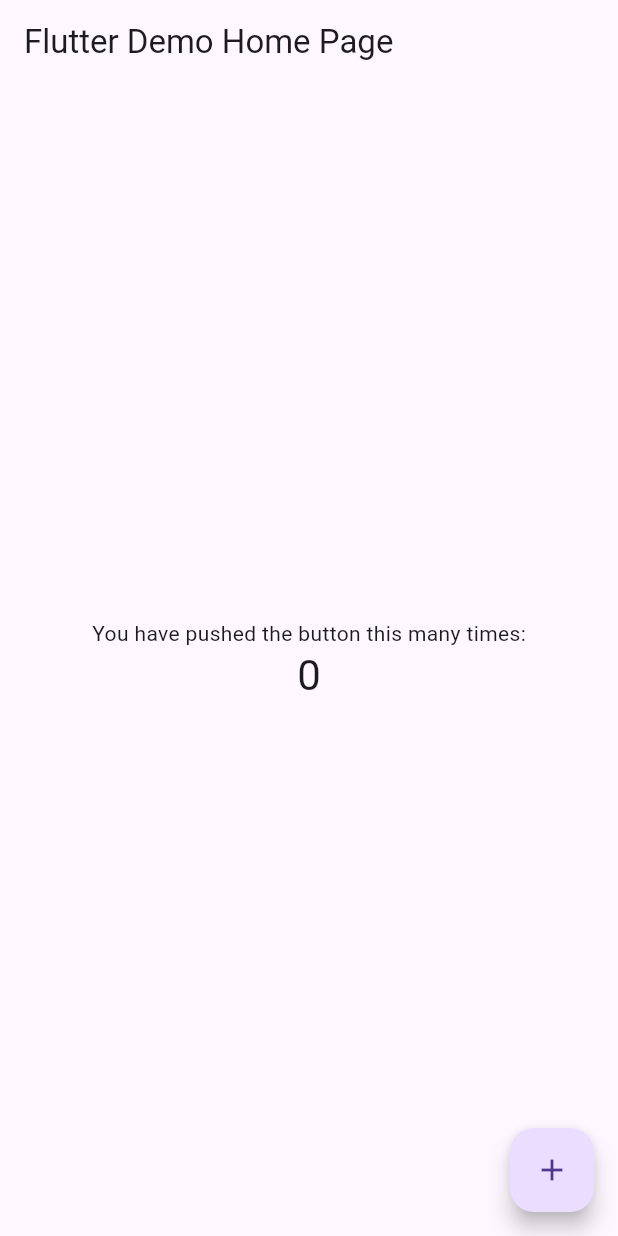
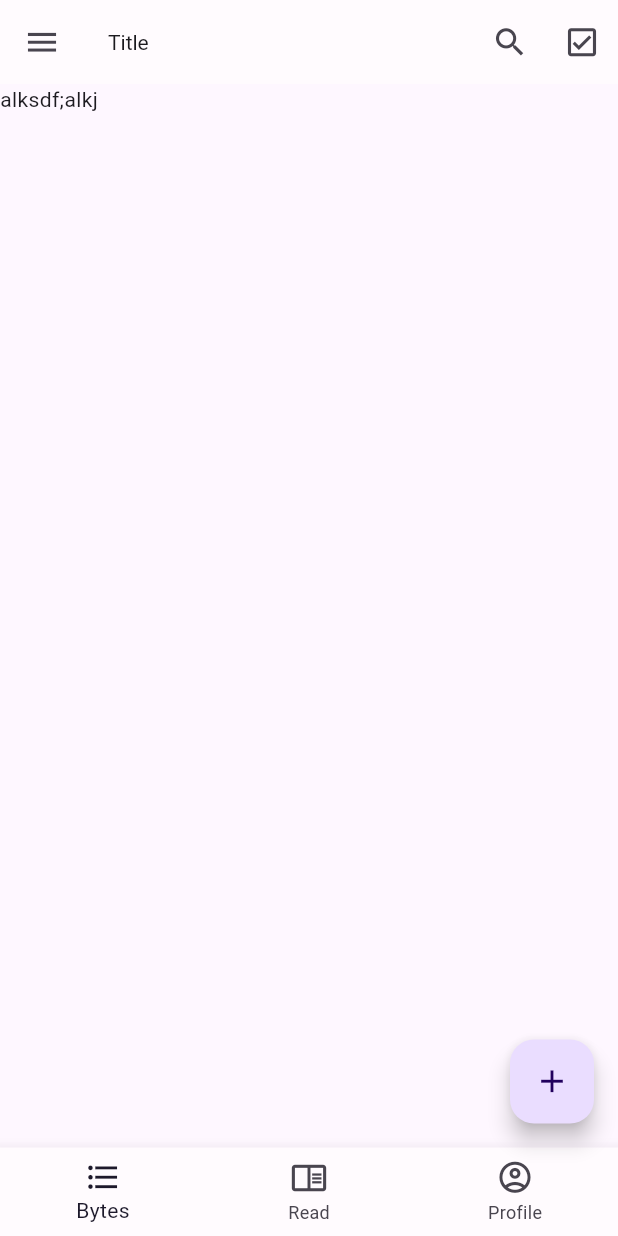
Before and after one commit to elonrameshmusk/book_bytes, a Flutter app: the screen it shows after launch, on a phone screen of 412 x 824 dp. Run offline on Flutter 3.47's test engine with Material 2 defaults, Android fonts, the phone set to English and light mode, and no system bars.

Commit message:
added template layout with appbar and bottom navbar

```diff
--- a/lib/main.dart
+++ b/lib/main.dart
@@ -1,4 +1,6 @@
 import 'package:flutter/material.dart';
+import 'package:bb/views/components/bottom_navbar_layout.dart';
+import 'package:bb/views/components/colors.dart';
 
 void main() {
   runApp(const MyApp());
@@ -13,104 +15,40 @@ class MyApp extends StatelessWidget {
     return MaterialApp(
       title: 'Flutter Demo',
       theme: ThemeData(
-        // This is the theme of your application.
-        //
-        // Try running your application with "flutter run". You'll see the
-        // application has a blue toolbar. Then, without quitting the app, try
-        // changing the primarySwatch below to Colors.green and then invoke
-        // "hot reload" (press "r" in the console where you ran "flutter run",
-        // or simply save your changes to "hot reload" in a Flutter IDE).
-        // Notice that the counter didn't reset back to zero; the application
-        // is not restarted.
-        primarySwatch: Colors.blue,
-        useMaterial3: true
-      ),
-      home: const MyHomePage(title: 'Flutter Demo Home Page'),
+          appBarTheme: AppBarTheme(
+            color: colors['surface'],
+            iconTheme:
+                IconThemeData(color: colors['on_surface_variant'], size: 25.0),
+            titleTextStyle: TextStyle(
+              color: colors['on_surface'],
+            ),
+          ),
+          floatingActionButtonTheme: FloatingActionButtonThemeData(
+            backgroundColor: colors['primary_container'],
+            iconSize: 25.0,
+            foregroundColor: colors['on_primary_container']
+          ),
+          bottomNavigationBarTheme: BottomNavigationBarThemeData(
+            backgroundColor: colors['surface'],
+            selectedIconTheme: IconThemeData(
+              size: 25.0,
+              color: colors['on_secondary_container']
+            ),
+            selectedItemColor: colors['on_secondary_container'],
+            selectedLabelStyle: TextStyle(
+              color: colors['on_surface'],
+            ),
+            unselectedIconTheme: IconThemeData(
+              size: 25.0,
+              color: colors['on_surface_variant']
+            ),
+            unselectedItemColor: colors['on_surface_variant'],
+            unselectedLabelStyle: TextStyle(
+              color: colors['on_surface_variant'],
+            ),
+          ),
+          useMaterial3: true),
+      home: const BottomNavbarLayout(),
     );
   }
 }
-
-class MyHomePage extends StatefulWidget {
-  const MyHomePage({Key? key, required this.title}) : super(key: key);
-
-  // This widget is the home page of your application. It is stateful, meaning
-  // that it has a State object (defined below) that contains fields that affect
-  // how it looks.
-
-  // This class is the configuration for the state. It holds the values (in this
-  // case the title) provided by the parent (in this case the App widget) and
-  // used by the build method of the State. Fields in a Widget subclass are
-  // always marked "final".
-
-  final String title;
-
-  @override
-  State<MyHomePage> createState() => _MyHomePageState();
-}
-
-class _MyHomePageState extends State<MyHomePage> {
-  int _counter = 0;
-
-  void _incrementCounter() {
-    setState(() {
-      // This call to setState tells the Flutter framework that something has
-      // changed in this State, which causes it to rerun the build method below
-      // so that the display can reflect the updated values. If we changed
-      // _counter without calling setState(), then the build method would not be
-      // called again, and so nothing would appear to happen.
-      _counter++;
-    });
-  }
-
-  @override
-  Widget build(BuildContext context) {
-    // This method is rerun every time setState is called, for instance as done
-    // by the _incrementCounter method above.
-    //
-    // The Flutter framework has been optimized to make rerunning build methods
-    // fast, so that you can just rebuild anything that needs updating rather
-    // than having to individually change instances of widgets.
-    return Scaffold(
-      appBar: AppBar(
-        // Here we take the value from the MyHomePage object that was created by
-        // the App.build method, and use it to set our appbar title.
-        title: Text(widget.title),
-      ),
-      body: Center(
-        // Center is a layout widget. It takes a single child and positions it
-        // in the middle of the parent.
-        child: Column(
-          // Column is also a layout widget. It takes a list of children and
-          // arranges them vertically. By default, it sizes itself to fit its
-          // children horizontally, and tries to be as tall as its parent.
-          //
-          // Invoke "debug painting" (press "p" in the console, choose the
-          // "Toggle Debug Paint" action from the Flutter Inspector in Android
-          // Studio, or the "Toggle Debug Paint" command in Visual Studio Code)
-          // to see the wireframe for each widget.
-          //
-          // Column has various properties to control how it sizes itself and
-          // how it positions its children. Here we use mainAxisAlignment to
-          // center the children vertically; the main axis here is the vertical
-          // axis because Columns are vertical (the cross axis would be
-          // horizontal).
-          mainAxisAlignment: MainAxisAlignment.center,
-          children: <Widget>[
-            const Text(
-              'You have pushed the button this many times:',
-            ),
-            Text(
-              '$_counter',
-              style: Theme.of(context).textTheme.headline4,
-            ),
-          ],
-        ),
-      ),
-      floatingActionButton: FloatingActionButton(
-        onPressed: _incrementCounter,
-        tooltip: 'Increment',
-        child: const Icon(Icons.add),
-      ), // This trailing comma makes auto-formatting nicer for build methods.
-    );
-  }
-}
--- /dev/null
+++ b/lib/views/components/bottom_navbar_layout.dart
@@ -0,0 +1,63 @@
+import 'package:flutter/material.dart';
+
+class BottomNavbarLayout extends StatefulWidget {
+  const BottomNavbarLayout({Key? key}) : super(key: key);
+
+  @override
+  State<BottomNavbarLayout> createState() => _BottomNavbarLayoutState();
+}
+
+class _BottomNavbarLayoutState extends State<BottomNavbarLayout> {
+  @override
+  Widget build(BuildContext context) {
+    return Scaffold(
+      appBar: AppBar(
+        leading: IconButton(
+          onPressed: (){},
+          icon: const Icon(Icons.menu),
+        ),
+        title: const Text('Title'),
+        actions: [
+          IconButton(
+            onPressed: () {},
+            icon: const Icon(Icons.search),
+          ),
+          IconButton(
+            onPressed: () {},
+            icon: const Icon(Icons.check_box_outlined),
+          ),
+        ],
+      ),
+      body: const SafeArea(
+        child: Text('alksdf;alkj'),
+      ),
+      floatingActionButton: FloatingActionButton(
+        onPressed: () {},
+        child: IconButton(
+          onPressed: (){
+
+          },
+          icon: const Icon(Icons.add),
+        ),
+      ),
+      bottomNavigationBar:BottomNavigationBar(
+        items: const <BottomNavigationBarItem>[
+          BottomNavigationBarItem(
+            icon: Icon(Icons.format_list_bulleted),
+            label: 'Bytes',
+          ),
+          BottomNavigationBarItem(
+            icon: Icon(Icons.chrome_reader_mode_outlined),
+            label: 'Read',
+          ),
+          BottomNavigationBarItem(
+            icon: Icon(Icons.account_circle_outlined),
+            label: 'Profile',
+          ),
+        ],
+        // currentIndex: _selectedIndex,
+        // onTap: _onItemTapped,
+      ),
+    );
+  }
+}
--- /dev/null
+++ b/lib/views/components/colors.dart
@@ -0,0 +1,28 @@
+import 'dart:ui';
+
+var colors = {
+  'primary': const Color(0xFF6750A4),
+  'on_primary': const Color(0xFFFFFFFF),
+  'primary_container': const Color(0xFFEADDFF),
+  'on_primary_container': const Color(0xFF21005D),
+  'secondary': const Color(0xFF625B71),
+  'on_secondary': const Color(0xFFFFFFFF),
+  'secondary_container': const Color(0xFFE8DEF8),
+  'on_secondary_container': const Color(0xFF1D192B),
+  'tertiary': const Color(0xFF7D5260),
+  'on_tertiary': const Color(0xFFFFFFFF),
+  'tertiary_container': const Color(0xFFFFD8E4),
+  'on_tertiary_container': const Color(0xFF31111D),
+  'error': const Color(0xFFB3261E),
+  'on_error': const Color(0xFFFFFFFF),
+  'error_container': const Color(0xFFF9DEDC),
+  'on_error_container': const Color(0xFF410E0B),
+  'background': const Color(0xFFFFFBFE),
+  'on_background': const Color(0xFF1C1B1F),
+  'surface': const Color(0xFFFFFBFE),
+  'on_surface': const Color(0xFF1C1B1F),
+  'outline': const Color(0xFF79747E),
+  'surface_variant': const Color(0xFFE7E0EC),
+  'on_surface_variant': const Color(0xFF49454F),
+
+};
--- /dev/null
+++ b/lib/views/screens/bytes_screen.dart
@@ -0,0 +1,14 @@
+import 'package:flutter/material.dart';
+class BytesScreen extends StatefulWidget {
+  const BytesScreen({Key? key}) : super(key: key);
+
+  @override
+  State<BytesScreen> createState() => _BytesScreenState();
+}
+
+class _BytesScreenState extends State<BytesScreen> {
+  @override
+  Widget build(BuildContext context) {
+    return Container();
+  }
+}
```
